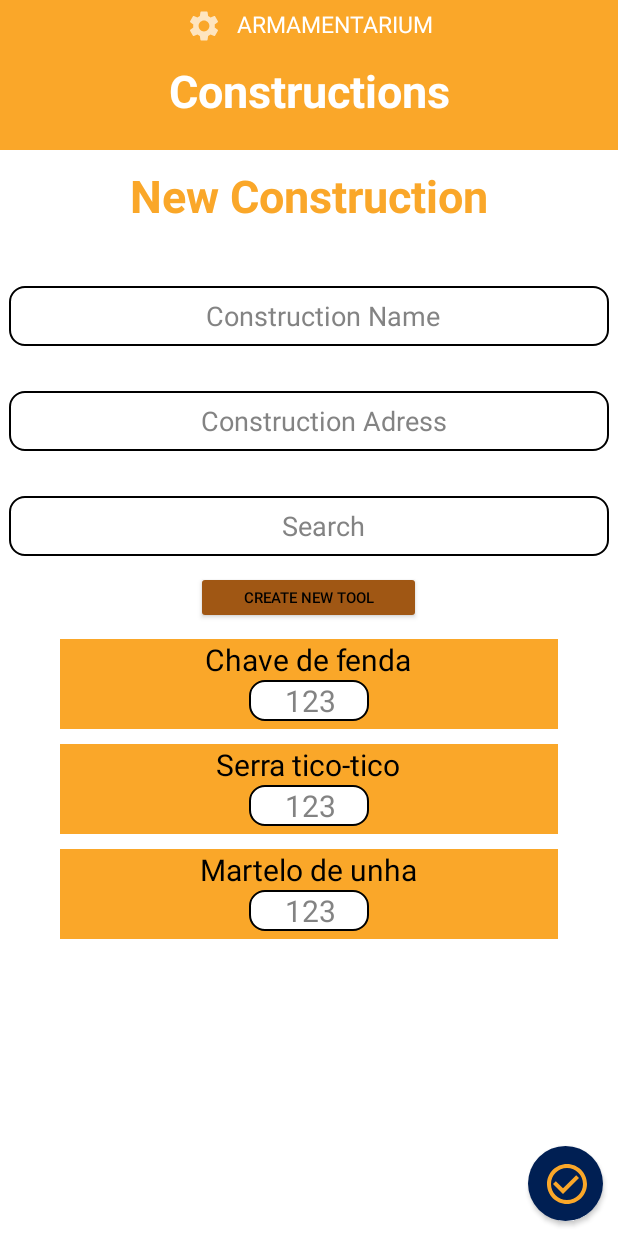
After one commit to victor-malloni/Armamentarium, an Android app: the NewConstructionsActivity screen opened directly, with no data from a screen before it, on a phone screen of 412 x 824 dp. The commit adds this screen. Run offline under Robolectric (Android 15) with nearby library versions, the phone set to English and light mode, and no system bars.

Commit message:
activitys created

```diff
--- /dev/null
+++ b/app/src/main/java/br/com/tatudobom/armamentarium/NewConstructionsActivity.kt
@@ -0,0 +1,72 @@
+package br.com.tatudobom.armamentarium
+
+import android.app.Activity
+import android.content.Intent
+import androidx.appcompat.app.AppCompatActivity
+import android.os.Bundle
+import android.widget.Toast
+import br.com.tatudobom.armamentarium.databinding.ActivityNewConstructionsBinding
+import br.com.tatudobom.armamentarium.databinding.ActivityRecyclerTestBinding
+import br.com.tatudobom.armamentarium.model.Obra
+
+class NewConstructionsActivity : AppCompatActivity() {
+
+    private lateinit var binding: ActivityNewConstructionsBinding
+    private lateinit var obra: Obra
+    private lateinit var oldObra: Obra
+
+    var isUpdateBoolean = false
+
+
+    override fun onCreate(savedInstanceState: Bundle?) {
+        super.onCreate(savedInstanceState)
+
+        binding = ActivityNewConstructionsBinding.inflate(layoutInflater)
+        setContentView(binding.root)
+
+
+
+        try {
+            oldObra = intent.getSerializableExtra("currentObra") as Obra
+            binding.ETConstName.setText(oldObra.nomeObra)
+            //Bellow to retrieve data from my TextView on MainActivity see more on NoteAdapter
+            binding.ETConstEndereco.setText(oldObra.endereco)
+
+            isUpdateBoolean = true
+        } catch (e: Exception) {
+            e.printStackTrace()
+        }
+        binding.btnCheck.setOnClickListener {
+            val nomeObra = binding.ETConstName.text.toString()
+            val endereco = binding.ETConstEndereco.text.toString()
+
+            if (nomeObra.isNotEmpty() || endereco.isNotEmpty()) {
+                if (isUpdateBoolean) {
+                    obra = Obra(
+                        oldObra.id, nomeObra, endereco
+                    )
+                } else {
+                    obra = Obra(
+                        null, nomeObra, endereco
+                    )
+                }
+
+                val intent = Intent()
+                intent.putExtra("obra", obra)
+                setResult(Activity.RESULT_OK, intent)
+                finish()
+            } else {
+                //Toast.makeText(this@AcitivtyDaObra, "We need data", Toast.LENGTH_SHORT).show()
+                return@setOnClickListener
+            }
+        }
+        /*binding.imgBackArrowIcon.setOnClickListener {
+            onBackPressed()
+        }*/
+
+
+
+
+
+    }
+}
--- a/app/src/main/java/br/com/tatudobom/armamentarium/RecyclerTestActivity.kt
+++ b/app/src/main/java/br/com/tatudobom/armamentarium/RecyclerTestActivity.kt
@@ -27,7 +27,7 @@ class RecyclerTestActivity : AppCompatActivity(), ObraAdapter.ObraClickListener
             if (result.resultCode == Activity.RESULT_OK){
                 val obra = result.data?.getSerializableExtra("obra") as? Obra
                 if (obra != null) {
-                    viewModel.updateObra(obra)
+                    //viewModel.updateObra(obra)
                 }
             }
         }
@@ -73,7 +73,7 @@ class RecyclerTestActivity : AppCompatActivity(), ObraAdapter.ObraClickListener
             }
 
         binding.BtnAddTools.setOnClickListener {
-            val intent = Intent(this, ObraSingleActivity::class.java)
+            val intent = Intent(this, NewConstructionsActivity::class.java)
             getContent.launch(intent)
         }
 
@@ -84,7 +84,7 @@ class RecyclerTestActivity : AppCompatActivity(), ObraAdapter.ObraClickListener
     override fun onItemClicked(obra: Obra) {
 
         val intent = Intent(this@RecyclerTestActivity, ObraSingleActivity::class.java)
-        //intent.putExtra("currentObra", obra)
+        intent.putExtra("currentObra", obra)
         updateObra.launch(intent)
 
 
--- a/app/src/main/java/br/com/tatudobom/armamentarium/model/Obra.kt
+++ b/app/src/main/java/br/com/tatudobom/armamentarium/model/Obra.kt
@@ -8,8 +8,8 @@ data class Obra(
     @PrimaryKey(autoGenerate = true)val id:Int?,
     @ColumnInfo (name = "nomeObra")val nomeObra: String?,
     @ColumnInfo (name = "endereco")val endereco: String?,
-    @ColumnInfo (name = "chaveDeFenda")val chaveDeFenda: Int?,
+   /* @ColumnInfo (name = "chaveDeFenda")val chaveDeFenda: Int?,
     @ColumnInfo (name = "serraTicoTico")val serraTicoTico: Int?,
     @ColumnInfo (name = "marteloDeUnha")val marteloDeUnha: Int?,
-    @ColumnInfo (name = "quantidadeFerramentas")val quantidadeFerramentas: Int=chaveDeFenda!!+serraTicoTico!!+marteloDeUnha!!
-)
+    @ColumnInfo (name = "quantidadeFerramentas")val quantidadeFerramentas: Int=chaveDeFenda!!+serraTicoTico!!+marteloDeUnha!!*/
+):java.io.Serializable
--- a/app/src/main/java/br/com/tatudobom/armamentarium/repositories/ObraDao.kt
+++ b/app/src/main/java/br/com/tatudobom/armamentarium/repositories/ObraDao.kt
@@ -18,6 +18,6 @@ interface ObraDao {
     @Query("SELECT * FROM ObrasTable ORDER BY id ASC")
     fun getAllObras(): LiveData<List<Obra>>
 
-    @Query("UPDATE obrastable SET nomeObra = nomeObra, endereco = endereco WHERE id = id")
-    suspend fun update(id : Int?, nomeObra : String?, endereco : String?)
+    /*@Query("UPDATE obrastable SET nomeObra = nomeObra, endereco = endereco WHERE id = id")
+    suspend fun update(id : Int?, nomeObra : String?, endereco : String?)*/
 }
--- a/app/src/main/java/br/com/tatudobom/armamentarium/repositories/ObraRepository.kt
+++ b/app/src/main/java/br/com/tatudobom/armamentarium/repositories/ObraRepository.kt
@@ -15,8 +15,8 @@ class ObraRepository(private val obraDao: ObraDao) {
         obraDao.delete(obra)
     }
 
-    suspend fun update(obra: Obra) {
+    /*suspend fun update(obra: Obra) {
         obraDao.update(obra.id, obra.nomeObra, obra.endereco)
-    }
+    }*/
 
 }
--- a/app/src/main/java/br/com/tatudobom/armamentarium/viewModel/ObraViewModel.kt
+++ b/app/src/main/java/br/com/tatudobom/armamentarium/viewModel/ObraViewModel.kt
@@ -27,9 +27,9 @@ class ObraViewModel(application: Application) : AndroidViewModel(application) {
     fun deleteObra(obra: Obra) = viewModelScope.launch(Dispatchers.IO) {
         repository.delete(obra)
     }
-    fun updateObra(obra: Obra) = viewModelScope.launch(Dispatchers.IO) {
+    /*fun updateObra(obra: Obra) = viewModelScope.launch(Dispatchers.IO) {
         repository.update(obra)
-    }
+    }*/
 
 
 }
--- /dev/null
+++ b/app/src/main/res/layout/activity_new_constructions.xml
@@ -0,0 +1,230 @@
+<?xml version="1.0" encoding="utf-8"?>
+<androidx.constraintlayout.widget.ConstraintLayout xmlns:android="http://schemas.android.com/apk/res/android"
+    xmlns:app="http://schemas.android.com/apk/res-auto"
+    xmlns:tools="http://schemas.android.com/tools"
+    android:layout_width="match_parent"
+    android:layout_height="match_parent"
+    android:background="@color/amarelo"
+    tools:context=".NewConstructionsActivity">
+
+    <TextView
+        android:layout_width="wrap_content"
+        android:layout_height="wrap_content"
+        android:layout_marginTop="5dp"
+        android:drawableStart="@drawable/ic_baseline_settings"
+        android:drawablePadding="10dp"
+        android:text="Armamentarium"
+        android:textAllCaps="true"
+        android:textColor="@color/white"
+        android:textSize="15dp"
+        app:layout_constraintLeft_toLeftOf="parent"
+        app:layout_constraintRight_toRightOf="parent"
+        app:layout_constraintTop_toTopOf="parent" />
+
+    <TextView
+        android:layout_width="wrap_content"
+        android:layout_height="wrap_content"
+        android:layout_marginTop="40dp"
+        android:text="Constructions"
+        android:textColor="@color/white"
+        android:textSize="30dp"
+        android:textStyle="bold"
+        app:layout_constraintLeft_toLeftOf="parent"
+        app:layout_constraintRight_toRightOf="parent"
+        app:layout_constraintTop_toTopOf="parent" />
+
+    <LinearLayout
+        android:layout_width="match_parent"
+        android:layout_height="match_parent"
+        android:layout_marginTop="100dp"
+        android:background="@color/white"
+        android:orientation="vertical">
+
+        <TextView
+            android:layout_width="match_parent"
+            android:layout_height="wrap_content"
+            android:layout_margin="10dp"
+            android:gravity="center"
+            android:text="New Construction"
+            android:textColor="@color/amarelo"
+            android:textSize="30dp"
+            android:textStyle="bold" />
+
+        <EditText
+            android:id="@+id/ETConstName"
+            android:layout_width="400dp"
+            android:layout_height="40dp"
+            android:layout_gravity="center"
+            android:layout_marginTop="30dp"
+            android:background="@drawable/custom_imput"
+            android:drawableStart="@drawable/ic_email"
+            android:ems="10"
+            android:gravity="center"
+            android:hint="Construction Name"
+            android:inputType="text"
+            android:paddingStart="5dp"
+            android:paddingEnd="10dp"
+            android:textColor="@android:color/black"
+            android:textColorHint="@color/grey"
+            app:passwordToggleEnabled="true" />
+
+        <EditText
+            android:id="@+id/ETConstEndereco"
+            android:layout_width="400dp"
+            android:layout_height="40dp"
+            android:layout_gravity="center"
+            android:layout_marginTop="30dp"
+            android:background="@drawable/custom_imput"
+            android:drawableStart="@drawable/ic_email"
+            android:ems="10"
+            android:gravity="center"
+            android:hint="Construction Adress"
+            android:inputType="text"
+            android:paddingStart="5dp"
+            android:paddingEnd="10dp"
+            android:textColor="@android:color/black"
+            android:textColorHint="@color/grey"
+            app:passwordToggleEnabled="true" />
+
+        <EditText
+            android:layout_width="400dp"
+            android:layout_height="40dp"
+            android:layout_gravity="center"
+            android:layout_marginTop="30dp"
+            android:background="@drawable/custom_imput"
+            android:drawableStart="@drawable/ic_email"
+            android:ems="10"
+            android:gravity="center"
+            android:hint="Search"
+            android:inputType="text"
+            android:paddingStart="5dp"
+            android:paddingEnd="10dp"
+            android:textColor="@android:color/black"
+            android:textColorHint="@color/grey"
+            app:passwordToggleEnabled="true" />
+
+        <Button
+            android:id="@+id/btnCreateNewTool"
+            android:layout_width="150dp"
+            android:layout_height="35dp"
+            android:layout_gravity="center"
+            android:layout_marginTop="10dp"
+            android:backgroundTint="@color/marrom"
+            android:padding="0dp"
+            android:text="create new tool"
+            android:textColor="@color/black"
+            android:textSize="10dp" />
+
+        <LinearLayout
+            android:layout_width="match_parent"
+            android:layout_height="60dp"
+            android:layout_marginStart="40dp"
+            android:layout_marginTop="10dp"
+            android:layout_marginEnd="40dp"
+            android:background="@color/amarelo"
+            android:orientation="vertical">
+
+            <TextView
+                android:layout_width="wrap_content"
+                android:layout_height="wrap_content"
+                android:layout_gravity="center"
+                android:gravity="center"
+                android:text="Chave de fenda"
+                android:textColor="@color/black"
+                android:textSize="20dp" />
+
+            <EditText
+                android:id="@+id/ETQuantityChave"
+                android:layout_width="80dp"
+                android:layout_height="wrap_content"
+                android:layout_gravity="center"
+                android:background="@drawable/custom_imput"
+                android:drawableStart="@drawable/ic_email"
+                android:hint="123"
+                android:inputType="numberDecimal"
+                android:textColor="@color/black"
+                android:textColorHint="@color/grey"
+
+                android:textSize="20dp" />
+        </LinearLayout>
+
+        <LinearLayout
+            android:layout_width="match_parent"
+            android:layout_height="60dp"
+            android:layout_marginStart="40dp"
+            android:layout_marginTop="10dp"
+            android:layout_marginEnd="40dp"
+            android:background="@color/amarelo"
+            android:orientation="vertical">
+
+            <TextView
+                android:layout_width="wrap_content"
+                android:layout_height="wrap_content"
+                android:layout_gravity="center"
+                android:gravity="center"
+                android:text="Serra tico-tico"
+                android:textColor="@color/black"
+                android:textSize="20dp" />
+
+            <EditText
+                android:id="@+id/ETQuantitySerra"
+                android:layout_width="80dp"
+                android:layout_height="wrap_content"
+                android:layout_gravity="center"
+                android:background="@drawable/custom_imput"
+                android:drawableStart="@drawable/ic_email"
+                android:hint="123"
+                android:inputType="numberDecimal"
+                android:textColor="@color/black"
+                android:textColorHint="@color/grey"
+
+                android:textSize="20dp" />
+        </LinearLayout>
+
+        <LinearLayout
+            android:layout_width="match_parent"
+            android:layout_height="60dp"
+            android:layout_marginStart="40dp"
+            android:layout_marginTop="10dp"
+            android:layout_marginEnd="40dp"
+            android:background="@color/amarelo"
+            android:orientation="vertical">
+
+            <TextView
+                android:layout_width="wrap_content"
+                android:layout_height="wrap_content"
+                android:layout_gravity="center"
+                android:gravity="center"
+                android:text="Martelo de unha"
+                android:textColor="@color/black"
+                android:textSize="20dp" />
+
+            <EditText
+                android:id="@+id/ETQuantityMartelo"
+                android:layout_width="80dp"
+                android:layout_height="wrap_content"
+                android:layout_gravity="center"
+                android:background="@drawable/custom_imput"
+                android:drawableStart="@drawable/ic_email"
+                android:hint="123"
+                android:inputType="numberDecimal"
+                android:textColor="@color/black"
+                android:textColorHint="@color/grey"
+
+                android:textSize="20dp" />
+        </LinearLayout>
+    </LinearLayout>
+
+    <Button
+        android:id="@+id/btn_check"
+        android:layout_width="50dp"
+        android:layout_height="50dp"
+        android:layout_margin="10dp"
+        android:background="@drawable/square_button"
+        android:drawableStart="@drawable/ic_baseline_check_circle_outline"
+        android:padding="10dp"
+        app:layout_constraintBottom_toBottomOf="parent"
+        app:layout_constraintRight_toRightOf="parent"
+
+        />
+</androidx.constraintlayout.widget.ConstraintLayout>
```
Also changed, not shown: app/src/main/AndroidManifest.xml (+15 -8 lines).
